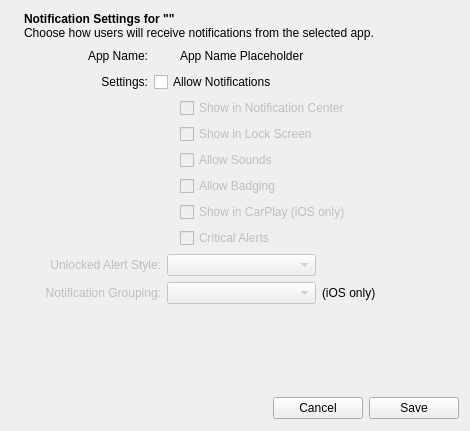
Above: FWAdminLib/Configurator/FindAppForm.ui from fw-dev/translations before the change. Below: the same form after it.
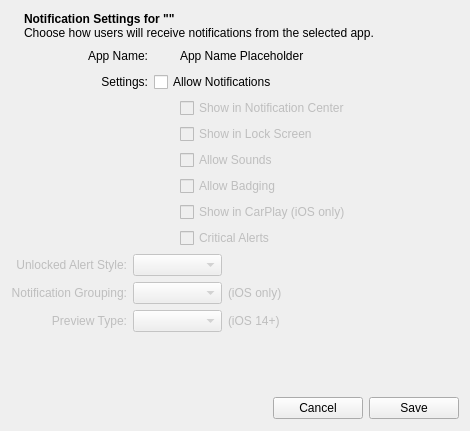
That is the form after the change. The open tabs and pages were chosen to show the change. Icons and pictures are not drawn. Custom widgets are drawn as their Qt base class.

Diff of the .ui file:
```diff
--- a/FWAdminLib/Configurator/FindAppForm.ui
+++ b/FWAdminLib/Configurator/FindAppForm.ui
@@ -269,6 +269,9 @@
             </property>
            </widget>
           </item>
+          <item row="2" column="1">
+           <widget class="QComboBox" name="comboPreviewType"/>
+          </item>
           <item row="1" column="1">
            <widget class="QComboBox" name="comboGroupingType"/>
           </item>
@@ -298,6 +301,30 @@
             </property>
            </widget>
           </item>
+          <item row="2" column="0">
+           <widget class="QLabel" name="label_7">
+            <property name="text">
+             <string>Preview Type:</string>
+            </property>
+            <property name="alignment">
+             <set>Qt::AlignRight|Qt::AlignTrailing|Qt::AlignVCenter</set>
+            </property>
+           </widget>
+          </item>
+         <item row="1" column="2">
+          <widget class="QLabel" name="label_6">
+           <property name="text">
+            <string>(iOS only)</string>
+           </property>
+          </widget>
+         </item>
+         <item row="2" column="2">
+          <widget class="QLabel" name="label_8">
+           <property name="text">
+            <string>(iOS 14+)</string>
+           </property>
+          </widget>
+         </item>
          </layout>
         </widget>
        </item>
@@ -546,13 +573,6 @@
            </property>
           </widget>
          </item>
-         <item row="1" column="0">
-          <widget class="QLabel" name="label_6">
-           <property name="text">
-            <string>(iOS only)</string>
-           </property>
-          </widget>
-         </item>
         </layout>
        </item>
       </layout>
```
